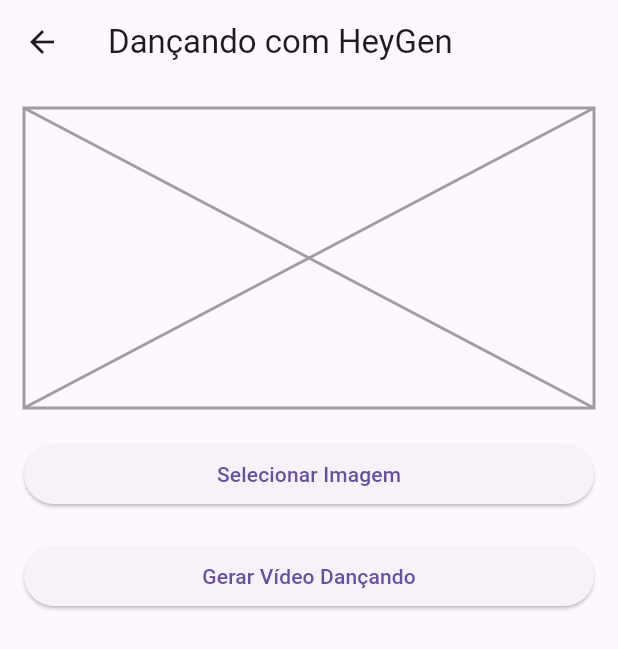
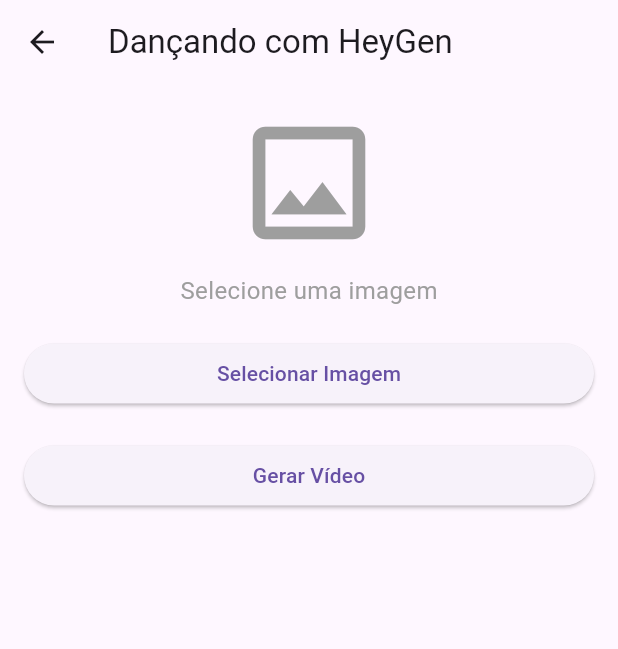
Before and after one commit to vtrsc/app-servidor, a Flutter app: the Videogenerator screen opened directly, on a phone screen of 412 x 824 dp. Shown: the top 649 px of the screen. Run offline on Flutter 3.47's test engine with Material 3 defaults, Android fonts, the phone set to English and light mode, and no system bars; our stand-ins replace camera, flutter_svg, google_fonts, image_picker.

Commit message:
update view video generator

```diff
--- a/lib/view/videoGenerator.dart
+++ b/lib/view/videoGenerator.dart
@@ -1,10 +1,13 @@
 import 'dart:convert';
 import 'dart:io';
+
 import 'package:flutter/material.dart';
+import 'package:http/http.dart' as http;
 import 'package:image_picker/image_picker.dart';
-import 'package:http/http.dart' as http;
 
 class Videogenerator extends StatefulWidget {
+  const Videogenerator({super.key});
+
   @override
   _VideogeneratorState createState() => _VideogeneratorState();
 }
@@ -14,10 +17,9 @@ class _VideogeneratorState extends State<Videogenerator> {
   bool _isLoading = false;
   String? _videoUrl;
 
-  final String _apiKey = '<your-api-key>'; // Substitua pela sua API Key.
-  final String _uploadUrl = 'https://upload.heygen.com/v1/talking_photo';
+  final String _apiKey = 'MWViOTU5MzYyMmM3NDg4ODg2N2QzYTIwZmVjNDM3NDgtMTY5NTg1MzIwNQ==';
+  final String _uploadUrl = 'https://api.heygen.com/v1/video';
 
-  // Método para selecionar imagem da galeria
   Future<void> _pickImage() async {
     final ImagePicker picker = ImagePicker();
     final XFile? image = await picker.pickImage(source: ImageSource.gallery);
@@ -25,15 +27,13 @@ class _VideogeneratorState extends State<Videogenerator> {
       setState(() {
         _selectedImage = File(image.path);
       });
-
     }
   }
 
-  // Método para enviar a imagem e obter o vídeo
   Future<void> _uploadAndGenerateVideo() async {
     if (_selectedImage == null) {
       ScaffoldMessenger.of(context).showSnackBar(
-        SnackBar(content: Text('Por favor, selecione uma imagem primeiro!')),
+        const SnackBar(content: Text('Por favor, selecione uma imagem primeiro!')),
       );
       return;
     }
@@ -47,26 +47,29 @@ class _VideogeneratorState extends State<Videogenerator> {
       final response = await http.post(
         Uri.parse(_uploadUrl),
         headers: {
-          'x-api-key': _apiKey,
-          'Content-Type': 'image/jpeg',
+          'Authorization': 'Bearer $_apiKey',
+          'Content-Type': 'application/json',
         },
-        body: bytes,
+        body: jsonEncode({
+          "template_id": "default",
+          "text": "Olá! Este é um vídeo gerado automaticamente.",
+          "photo": base64Encode(bytes),
+        }),
       );
 
       if (response.statusCode == 200) {
         final Map<String, dynamic> responseData = json.decode(response.body);
 
-        // Simulando a criação do vídeo com uma URL fictícia (substitua com lógica real da API).
         setState(() {
-          _videoUrl = 'https://video.simulado.com/dancing_video.mp4';
+          _videoUrl = responseData['data']['video_url'];
         });
 
         ScaffoldMessenger.of(context).showSnackBar(
-          SnackBar(content: Text('Vídeo gerado com sucesso!')),
+          const SnackBar(content: Text('Vídeo gerado com sucesso!')),
         );
       } else {
         ScaffoldMessenger.of(context).showSnackBar(
-          SnackBar(content: Text('Erro ao enviar imagem: ${response.body}')),
+          SnackBar(content: Text('Erro: ${response.body}')),
         );
       }
     } catch (e) {
@@ -84,7 +87,7 @@ class _VideogeneratorState extends State<Videogenerator> {
   Widget build(BuildContext context) {
     return Scaffold(
       appBar: AppBar(
-        title: Text('Dançando com HeyGen'),
+        title: const Text('Dançando com HeyGen'),
       ),
       body: Padding(
         padding: const EdgeInsets.all(16.0),
@@ -98,38 +101,44 @@ class _VideogeneratorState extends State<Videogenerator> {
                 fit: BoxFit.cover,
               )
             else
-              Placeholder(
-                fallbackHeight: 200,
-                color: Colors.grey,
+              const Column(
+                children: [
+                  Icon(
+                    Icons.image_outlined,
+                    size: 100,
+                    color: Colors.grey,
+                  ),
+                  SizedBox(height: 10),
+                  Text(
+                    'Selecione uma imagem',
+                    style: TextStyle(color: Colors.grey, fontSize: 16),
+                  ),
+                ],
               ),
-            SizedBox(height: 20),
+            const SizedBox(height: 20),
             ElevatedButton(
               onPressed: _pickImage,
-              child: Text('Selecionar Imagem'),
+              child: const Text('Selecionar Imagem'),
             ),
-            SizedBox(height: 20),
+            const SizedBox(height: 20),
             ElevatedButton(
               onPressed: _isLoading ? null : _uploadAndGenerateVideo,
-              child: _isLoading
-                  ? CircularProgressIndicator(color: Colors.white)
-                  : Text('Gerar Vídeo Dançando'),
+              child: _isLoading ? const CircularProgressIndicator(color: Colors.white) : const Text('Gerar Vídeo'),
             ),
-            SizedBox(height: 20),
+            const SizedBox(height: 20),
             if (_videoUrl != null)
               Column(
                 children: [
-                  Text(
+                  const Text(
                     'Seu vídeo está pronto! Clique abaixo para assistir:',
                     textAlign: TextAlign.center,
                   ),
-                  SizedBox(height: 10),
+                  const SizedBox(height: 10),
                   ElevatedButton(
                     onPressed: () {
-                      // Abre o vídeo no navegador ou player.
-                      // Substitua por uma integração mais avançada, se necessário.
                       print('URL do vídeo: $_videoUrl');
                     },
-                    child: Text('Assistir ao Vídeo'),
+                    child: const Text('Assistir ao Vídeo'),
                   ),
                 ],
               ),
```
